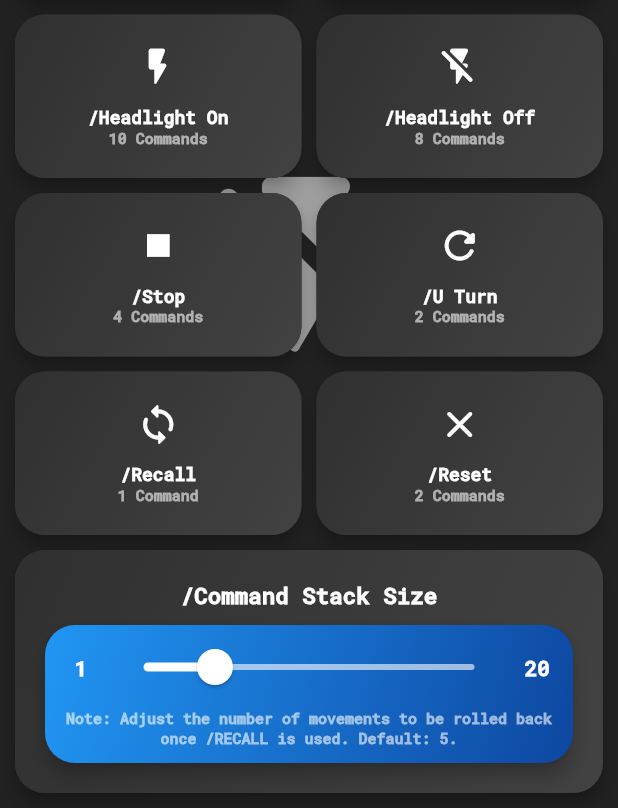
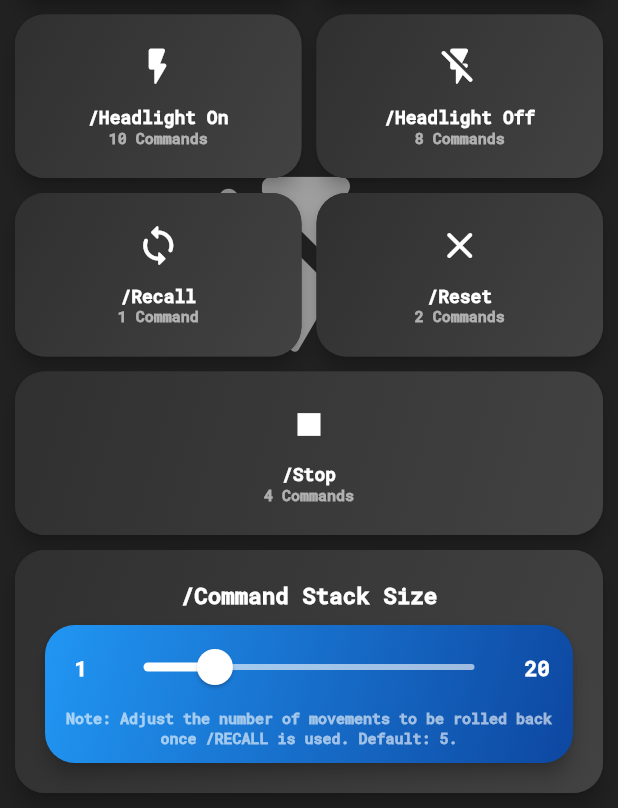
Before and after one commit to MrAugusT22/rover_flutter, a Flutter app: the WifiChatScreen screen opened by its route, tab 2 chosen, scrolled down 179 dp, on a phone screen of 412 x 824 dp, the part 428-1236 px from its top. Run offline on Flutter 3.47's test engine with Material 2 defaults, Android fonts, the phone set to English and light mode, and no system bars; our stand-ins replace speech_to_text; missing offline and left inert: flutter_glow, wifi_info_flutter.

Commit message:
Removed UTurn

```diff
--- a/lib/screen_pages/voice_command.dart
+++ b/lib/screen_pages/voice_command.dart
@@ -101,24 +101,7 @@ class _CommandsState extends State<Commands> {
                 ],
               ),
               SizedBox(height: 10),
-              Row(
-                children: [
-                  CommandCard(
-                    tabController: widget.tabController,
-                    icon: Icons.stop,
-                    movement: '/Stop',
-                    list: 's',
-                  ),
-                  SizedBox(width: 10),
-                  CommandCard(
-                    tabController: widget.tabController,
-                    icon: Icons.refresh_rounded,
-                    movement: '/U Turn',
-                    list: 'u',
-                  )
-                ],
-              ),
-              SizedBox(height: 10),
+              //Recall and Reset Card
               Row(
                 children: [
                   CommandCard(
@@ -137,6 +120,14 @@ class _CommandsState extends State<Commands> {
                 ],
               ),
               SizedBox(height: 10),
+              CommandCard(
+                tabController: widget.tabController,
+                icon: Icons.stop,
+                movement: '/Stop',
+                list: 's',
+              ),
+              SizedBox(height: 10),
+              //Stack Slider
               Material(
                 elevation: 5,
                 borderRadius: BorderRadius.all(Radius.circular(20)),
--- a/lib/utilities/car_data.dart
+++ b/lib/utilities/car_data.dart
@@ -71,7 +71,6 @@ class CarData extends ChangeNotifier {
   List<String> _lCmds = ['left'];
   List<String> _rCmds = ['right'];
   List<String> _stopCmds = ['stop', 'brakes', 'brake', 'halt'];
-  List<String> _uTurnCmds = ['turn around', 'u turn'];
   List<String> _recallCmds = ['return'];
   List<String> _headlightsOn = [
     'lights on',
@@ -144,9 +143,6 @@ class CarData extends ChangeNotifier {
       case 's':
         _stopCmds.add(value);
         break;
-      case 'u':
-        _uTurnCmds.add(value);
-        break;
       case 're':
         _recallCmds.add(value);
         break;
@@ -186,9 +182,6 @@ class CarData extends ChangeNotifier {
       case 's':
         _stopCmds.removeAt(index);
         break;
-      case 'u':
-        _uTurnCmds.removeAt(index);
-        break;
       case 're':
         _recallCmds.removeAt(index);
         break;
@@ -227,9 +220,6 @@ class CarData extends ChangeNotifier {
         break;
       case 's':
         return _stopCmds;
-        break;
-      case 'u':
-        return _uTurnCmds;
         break;
       case 're':
         return _recallCmds;
```
Also changed, not shown: lib/screen_pages/chat_screen.dart (+0 -30 lines), lib/screen_pages/command_list.dart (+8 -8 lines), lib/services/recognise_message.dart (+0 -30 lines).
